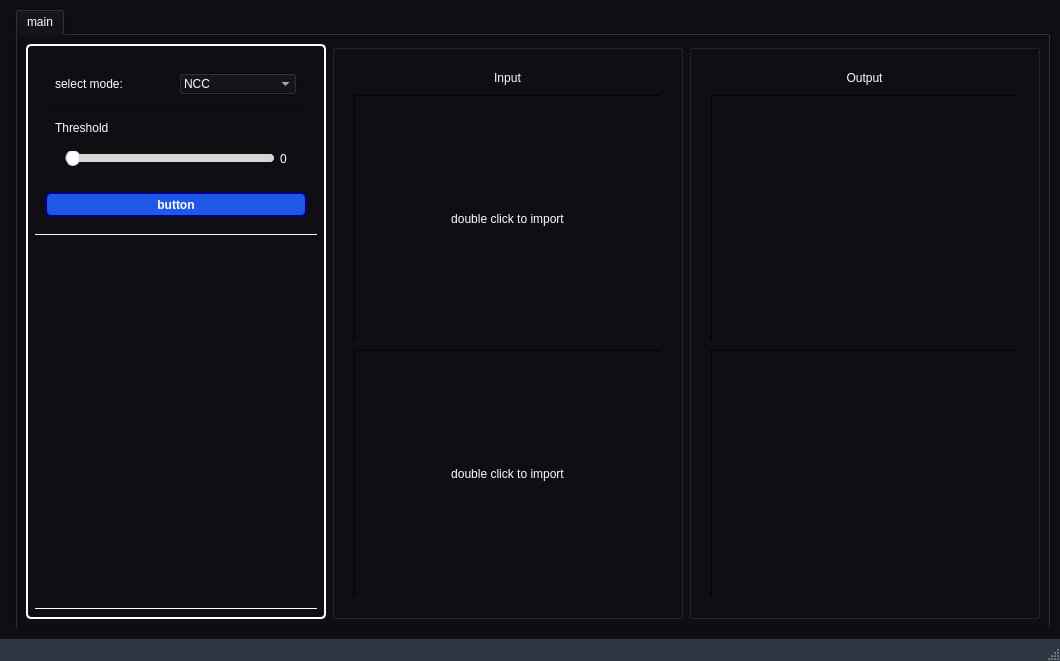
First picture: the form in ui.ui, repository Eagle-E-Y-E/KeyMatch, before the edit.
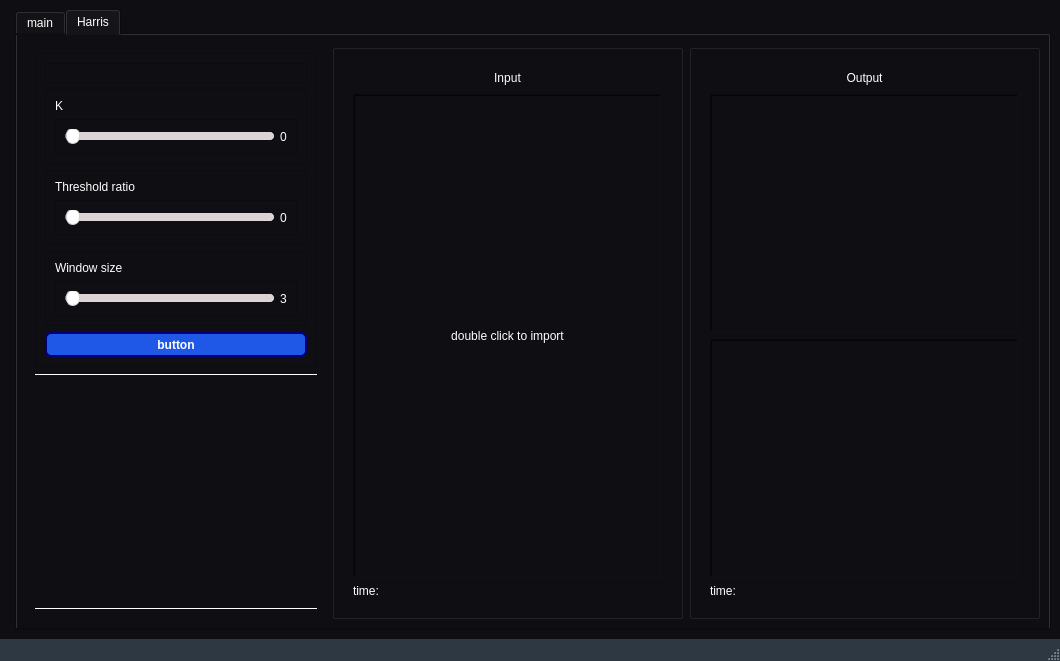
Second picture: the form after the edit. Icons and pictures are not drawn.

Diff of the .ui file:
```diff
--- a/ui.ui
+++ b/ui.ui
@@ -381,7 +381,7 @@
        <string notr="true">color: rgb(255, 255, 255);</string>
       </property>
       <property name="currentIndex">
-       <number>0</number>
+       <number>1</number>
       </property>
       <widget class="QWidget" name="tab">
        <attribute name="title">
@@ -1221,6 +1221,922 @@
         </item>
        </layout>
       </widget>
+      <widget class="QWidget" name="tab_2">
+       <attribute name="title">
+        <string>Harris</string>
+       </attribute>
+       <layout class="QHBoxLayout" name="horizontalLayout_7">
+        <item>
+         <widget class="QWidget" name="widget_5" native="true">
+          <property name="maximumSize">
+           <size>
+            <width>300</width>
+            <height>16777215</height>
+           </size>
+          </property>
+          <property name="styleSheet">
+           <string notr="true">#widget_4{
+border: 2px solid white;
+border-radius: 5px;
+}</string>
+          </property>
+          <layout class="QVBoxLayout" name="verticalLayout_6">
+           <item>
+            <widget class="QFrame" name="frame_4">
+             <property name="sizePolicy">
+              <sizepolicy hsizetype="Preferred" vsizetype="Preferred">
+               <horstretch>0</horstretch>
+               <verstretch>0</verstretch>
+              </sizepolicy>
+             </property>
+             <property name="frameShape">
+              <enum>QFrame::StyledPanel</enum>
+             </property>
+             <property name="frameShadow">
+              <enum>QFrame::Raised</enum>
+             </property>
+             <layout class="QVBoxLayout" name="verticalLayout_8">
+              <item>
+               <widget class="QFrame" name="frame_15">
+                <property name="frameShape">
+                 <enum>QFrame::StyledPanel</enum>
+                </property>
+                <property name="frameShadow">
+                 <enum>QFrame::Raised</enum>
+                </property>
+                <layout class="QHBoxLayout" name="horizontalLayout_5"/>
+               </widget>
+              </item>
+              <item>
+               <widget class="QFrame" name="frame_13">
+                <property name="frameShape">
+                 <enum>QFrame::StyledPanel</enum>
+                </property>
+                <property name="frameShadow">
+                 <enum>QFrame::Raised</enum>
+                </property>
+                <layout class="QVBoxLayout" name="verticalLayout_13">
+                 <item>
+                  <widget class="QLabel" name="label_8">
+                   <property name="text">
+                    <string>K</string>
+                   </property>
+                  </widget>
+                 </item>
+                 <item>
+                  <widget class="QFrame" name="frame_16">
+                   <property name="frameShape">
+                    <enum>QFrame::StyledPanel</enum>
+                   </property>
+                   <property name="frameShadow">
+                    <enum>QFrame::Raised</enum>
+                   </property>
+                   <layout class="QHBoxLayout" name="horizontalLayout_6">
+                    <item>
+                     <widget class="QSlider" name="k_slider">
+                      <property name="orientation">
+                       <enum>Qt::Horizontal</enum>
+                      </property>
+                     </widget>
+                    </item>
+                    <item>
+                     <widget class="QLabel" name="K_label">
+                      <property name="text">
+                       <string>0</string>
+                      </property>
+                     </widget>
+                    </item>
+                   </layout>
+                  </widget>
+                 </item>
+                </layout>
+               </widget>
+              </item>
+              <item>
+               <widget class="QFrame" name="frame_17">
+                <property name="frameShape">
+                 <enum>QFrame::StyledPanel</enum>
+                </property>
+                <property name="frameShadow">
+                 <enum>QFrame::Raised</enum>
+                </property>
+                <layout class="QVBoxLayout" name="verticalLayout_19">
+                 <item>
+                  <widget class="QLabel" name="label_11">
+                   <property name="text">
+                    <string>Threshold ratio</string>
+                   </property>
+                  </widget>
+                 </item>
+                 <item>
+                  <widget class="QFrame" name="frame_18">
+                   <property name="frameShape">
+                    <enum>QFrame::StyledPanel</enum>
+                   </property>
+                   <property name="frameShadow">
+                    <enum>QFrame::Raised</enum>
+                   </property>
+                   <layout class="QHBoxLayout" name="horizontalLayout_8">
+                    <item>
+                     <widget class="QSlider" name="Harris_threshold_slider">
+                      <property name="orientation">
+                       <enum>Qt::Horizontal</enum>
+                      </property>
+                     </widget>
+                    </item>
+                    <item>
+                     <widget class="QLabel" name="Harris_threshold_label">
+                      <property name="text">
+                       <string>0</string>
+                      </property>
+                     </widget>
+                    </item>
+                   </layout>
+                  </widget>
+                 </item>
+                </layout>
+               </widget>
+              </item>
+              <item>
+               <widget class="QFrame" name="frame_19">
+                <property name="frameShape">
+                 <enum>QFrame::StyledPanel</enum>
+                </property>
+                <property name="frameShadow">
+                 <enum>QFrame::Raised</enum>
+                </property>
+                <layout class="QVBoxLayout" name="verticalLayout_20">
+                 <item>
+                  <widget class="QLabel" name="label">
+                   <property name="text">
+                    <string>Window size</string>
+                   </property>
+                  </widget>
+                 </item>
+                 <item>
+                  <widget class="QFrame" name="frame_20">
+                   <property name="frameShape">
+                    <enum>QFrame::StyledPanel</enum>
+                   </property>
+                   <property name="frameShadow">
+                    <enum>QFrame::Raised</enum>
+                   </property>
+                   <layout class="QHBoxLayout" name="horizontalLayout_9">
+                    <item>
+                     <widget class="QSlider" name="Window_size_slider">
+                      <property name="minimum">
+                       <number>3</number>
+                      </property>
+                      <property name="maximum">
+                       <number>9</number>
+                      </property>
+                      <property name="singleStep">
+                       <number>2</number>
+                      </property>
+                      <property name="orientation">
+                       <enum>Qt::Horizontal</enum>
+                      </property>
+                     </widget>
+                    </item>
+                    <item>
+                     <widget class="QLabel" name="Window_size_label">
+                      <property name="text">
+                       <string>3</string>
+                      </property>
+                     </widget>
+                    </item>
+                   </layout>
+                  </widget>
+                 </item>
+                </layout>
+               </widget>
+              </item>
+              <item>
+               <widget class="QPushButton" name="button_2">
+                <property name="minimumSize">
+                 <size>
+                  <width>0</width>
+                  <height>25</height>
+                 </size>
+                </property>
+                <property name="styleSheet">
+                 <string notr="true">background-color: rgb(31, 87, 231);
+border-color: rgb(0, 0, 127);</string>
+                </property>
+                <property name="text">
+                 <string>button</string>
+                </property>
+               </widget>
+              </item>
+             </layout>
+            </widget>
+           </item>
+           <item>
+            <widget class="Line" name="line_3">
+             <property name="palette">
+              <palette>
+               <active>
+                <colorrole role="WindowText">
+                 <brush brushstyle="SolidPattern">
+                  <color alpha="255">
+                   <red>255</red>
+                   <green>255</green>
+                   <blue>255</blue>
+                  </color>
+                 </brush>
+                </colorrole>
+                <colorrole role="Button">
+                 <brush brushstyle="SolidPattern">
+                  <color alpha="255">
+                   <red>15</red>
+                   <green>14</green>
+                   <blue>19</blue>
+                  </color>
+                 </brush>
+                </colorrole>
+                <colorrole role="Light">
+                 <brush brushstyle="SolidPattern">
+                  <color alpha="255">
+                   <red>255</red>
+                   <green>255</green>
+                   <blue>255</blue>
+                  </color>
+                 </brush>
+                </colorrole>
+                <colorrole role="Midlight">
+                 <brush brushstyle="SolidPattern">
+                  <color alpha="255">
+                   <red>255</red>
+                   <green>255</green>
+                   <blue>255</blue>
+                  </color>
+                 </brush>
+                </colorrole>
+                <colorrole role="Dark">
+                 <brush brushstyle="SolidPattern">
+                  <color alpha="255">
+                   <red>127</red>
+                   <green>127</green>
+                   <blue>127</blue>
+                  </color>
+                 </brush>
+                </colorrole>
+                <colorrole role="Mid">
+                 <brush brushstyle="SolidPattern">
+                  <color alpha="255">
+                   <red>170</red>
+                   <green>170</green>
+                   <blue>170</blue>
+                  </color>
+                 </brush>
+                </colorrole>
+                <colorrole role="Text">
+                 <brush brushstyle="SolidPattern">
+                  <color alpha="255">
+                   <red>255</red>
+                   <green>255</green>
+                   <blue>255</blue>
+                  </color>
+                 </brush>
+                </colorrole>
+                <colorrole role="BrightText">
+                 <brush brushstyle="SolidPattern">
+                  <color alpha="255">
+                   <red>255</red>
+                   <green>255</green>
+                   <blue>255</blue>
+                  </color>
+                 </brush>
+                </colorrole>
+                <colorrole role="ButtonText">
+                 <brush brushstyle="SolidPattern">
+                  <color alpha="255">
+                   <red>255</red>
+                   <green>255</green>
+                   <blue>255</blue>
+                  </color>
+                 </brush>
+                </colorrole>
+                <colorrole role="Base">
+                 <brush brushstyle="SolidPattern">
+                  <color alpha="255">
+                   <red>15</red>
+                   <green>14</green>
+                   <blue>19</blue>
+                  </color>
+                 </brush>
+                </colorrole>
+                <colorrole role="Window">
+                 <brush brushstyle="SolidPattern">
+                  <color alpha="255">
+                   <red>15</red>
+                   <green>14</green>
+                   <blue>19</blue>
+                  </color>
+                 </brush>
+                </colorrole>
+                <colorrole role="Shadow">
+                 <brush brushstyle="SolidPattern">
+                  <color alpha="255">
+                   <red>0</red>
+                   <green>0</green>
+                   <blue>0</blue>
+                  </color>
+                 </brush>
+                </colorrole>
+                <colorrole role="AlternateBase">
+                 <brush brushstyle="SolidPattern">
+                  <color alpha="255">
+                   <red>255</red>
+                   <green>255</green>
+                   <blue>255</blue>
+                  </color>
+                 </brush>
+                </colorrole>
+                <colorrole role="ToolTipBase">
+                 <brush brushstyle="SolidPattern">
+                  <color alpha="255">
+                   <red>255</red>
+                   <green>255</green>
+                   <blue>220</blue>
+                  </color>
+                 </brush>
+                </colorrole>
+                <colorrole role="ToolTipText">
+                 <brush brushstyle="SolidPattern">
+                  <color alpha="255">
+                   <red>0</red>
+                   <green>0</green>
+                   <blue>0</blue>
+                  </color>
+                 </brush>
+                </colorrole>
+                <colorrole role="PlaceholderText">
+                 <brush brushstyle="SolidPattern">
+                  <color alpha="128">
+                   <red>0</red>
+                   <green>0</green>
+                   <blue>0</blue>
+                  </color>
+                 </brush>
+                </colorrole>
+               </active>
+               <inactive>
+                <colorrole role="WindowText">
+                 <brush brushstyle="SolidPattern">
+                  <color alpha="255">
+                   <red>255</red>
+                   <green>255</green>
+                   <blue>255</blue>
+                  </color>
+                 </brush>
+                </colorrole>
+                <colorrole role="Button">
+                 <brush brushstyle="SolidPattern">
+                  <color alpha="255">
+                   <red>15</red>
+                   <green>14</green>
+                   <blue>19</blue>
+                  </color>
+                 </brush>
+                </colorrole>
+                <colorrole role="Light">
+                 <brush brushstyle="SolidPattern">
+                  <color alpha="255">
+                   <red>255</red>
+                   <green>255</green>
+                   <blue>255</blue>
+                  </color>
+                 </brush>
+                </colorrole>
+                <colorrole role="Midlight">
+                 <brush brushstyle="SolidPattern">
+                  <color alpha="255">
+                   <red>255</red>
+                   <green>255</green>
+                   <blue>255</blue>
+                  </color>
+                 </brush>
+                </colorrole>
+                <colorrole role="Dark">
+                 <brush brushstyle="SolidPattern">
+                  <color alpha="255">
+                   <red>127</red>
+                   <green>127</green>
+                   <blue>127</blue>
+                  </color>
+                 </brush>
+                </colorrole>
+                <colorrole role="Mid">
+                 <brush brushstyle="SolidPattern">
+                  <color alpha="255">
+                   <red>170</red>
+                   <green>170</green>
+                   <blue>170</blue>
+                  </color>
+                 </brush>
+                </colorrole>
+                <colorrole role="Text">
+                 <brush brushstyle="SolidPattern">
+                  <color alpha="255">
+                   <red>255</red>
+                   <green>255</green>
+                   <blue>255</blue>
+                  </color>
+                 </brush>
+                </colorrole>
+                <colorrole role="BrightText">
+                 <brush brushstyle="SolidPattern">
+                  <color alpha="255">
+                   <red>255</red>
+                   <green>255</green>
+                   <blue>255</blue>
+                  </color>
+                 </brush>
+                </colorrole>
+                <colorrole role="ButtonText">
+                 <brush brushstyle="SolidPattern">
+                  <color alpha="255">
+                   <red>255</red>
+                   <green>255</green>
+                   <blue>255</blue>
+                  </color>
+                 </brush>
+                </colorrole>
+                <colorrole role="Base">
+                 <brush brushstyle="SolidPattern">
+                  <color alpha="255">
+                   <red>15</red>
+                   <green>14</green>
+                   <blue>19</blue>
+                  </color>
+                 </brush>
+                </colorrole>
+                <colorrole role="Window">
+                 <brush brushstyle="SolidPattern">
+                  <color alpha="255">
+                   <red>15</red>
+                   <green>14</green>
+                   <blue>19</blue>
+                  </color>
+                 </brush>
+                </colorrole>
+                <colorrole role="Shadow">
+                 <brush brushstyle="SolidPattern">
+                  <color alpha="255">
+                   <red>0</red>
+                   <green>0</green>
+                   <blue>0</blue>
+                  </color>
+                 </brush>
+                </colorrole>
+                <colorrole role="AlternateBase">
+                 <brush brushstyle="SolidPattern">
+                  <color alpha="255">
+                   <red>255</red>
+                   <green>255</green>
+                   <blue>255</blue>
+                  </color>
+                 </brush>
+                </colorrole>
+                <colorrole role="ToolTipBase">
+                 <brush brushstyle="SolidPattern">
+                  <color alpha="255">
+                   <red>255</red>
+                   <green>255</green>
+                   <blue>220</blue>
+                  </color>
+                 </brush>
+                </colorrole>
+                <colorrole role="ToolTipText">
+                 <brush brushstyle="SolidPattern">
+                  <color alpha="255">
+                   <red>0</red>
+                   <green>0</green>
+                   <blue>0</blue>
+                  </color>
+                 </brush>
+                </colorrole>
+                <colorrole role="PlaceholderText">
+                 <brush brushstyle="SolidPattern">
+                  <color alpha="128">
+                   <red>0</red>
+                   <green>0</green>
+                   <blue>0</blue>
+                  </color>
+                 </brush>
+                </colorrole>
+               </inactive>
+               <disabled>
+                <colorrole role="WindowText">
+                 <brush brushstyle="SolidPattern">
+                  <color alpha="255">
+                   <red>255</red>
+                   <green>255</green>
+                   <blue>255</blue>
+                  </color>
+                 </brush>
+                </colorrole>
+                <colorrole role="Button">
+                 <brush brushstyle="SolidPattern">
+                  <color alpha="255">
+                   <red>15</red>
+                   <green>14</green>
+                   <blue>19</blue>
+                  </color>
+                 </brush>
+                </colorrole>
+                <colorrole role="Light">
+                 <brush brushstyle="SolidPattern">
+                  <color alpha="255">
+                   <red>255</red>
+                   <green>255</green>
+                   <blue>255</blue>
+                  </color>
+                 </brush>
+                </colorrole>
+                <colorrole role="Midlight">
+                 <brush brushstyle="SolidPattern">
+                  <color alpha="255">
+                   <red>255</red>
+                   <green>255</green>
+                   <blue>255</blue>
+                  </color>
+                 </brush>
+                </colorrole>
+                <colorrole role="Dark">
+                 <brush brushstyle="SolidPattern">
+                  <color alpha="255">
+                   <red>127</red>
+                   <green>127</green>
+                   <blue>127</blue>
+                  </color>
+                 </brush>
+                </colorrole>
+                <colorrole role="Mid">
+                 <brush brushstyle="SolidPattern">
+                  <color alpha="255">
+                   <red>170</red>
+                   <green>170</green>
+                   <blue>170</blue>
+                  </color>
+                 </brush>
+                </colorrole>
+                <colorrole role="Text">
+                 <brush brushstyle="SolidPattern">
+                  <color alpha="255">
+                   <red>255</red>
+                   <green>255</green>
+                   <blue>255</blue>
+                  </color>
+                 </brush>
+                </colorrole>
+                <colorrole role="BrightText">
+                 <brush brushstyle="SolidPattern">
+                  <color alpha="255">
+                   <red>255</red>
+                   <green>255</green>
+                   <blue>255</blue>
+                  </color>
+                 </brush>
+                </colorrole>
+                <colorrole role="ButtonText">
+                 <brush brushstyle="SolidPattern">
+                  <color alpha="255">
+                   <red>255</red>
+                   <green>255</green>
+                   <blue>255</blue>
+                  </color>
+                 </brush>
+                </colorrole>
+                <colorrole role="Base">
+                 <brush brushstyle="SolidPattern">
+                  <color alpha="255">
+                   <red>15</red>
+                   <green>14</green>
+                   <blue>19</blue>
+                  </color>
+                 </brush>
+                </colorrole>
+                <colorrole role="Window">
+                 <brush brushstyle="SolidPattern">
+                  <color alpha="255">
+                   <red>15</red>
+                   <green>14</green>
+                   <blue>19</blue>
+                  </color>
+                 </brush>
+                </colorrole>
+                <colorrole role="Shadow">
+                 <brush brushstyle="SolidPattern">
+                  <color alpha="255">
+                   <red>0</red>
+                   <green>0</green>
+                   <blue>0</blue>
+                  </color>
+                 </brush>
+                </colorrole>
+                <colorrole role="AlternateBase">
+                 <brush brushstyle="SolidPattern">
+                  <color alpha="255">
+                   <red>255</red>
+                   <green>255</green>
+                   <blue>255</blue>
+                  </color>
+                 </brush>
+                </colorrole>
+                <colorrole role="ToolTipBase">
+                 <brush brushstyle="SolidPattern">
+                  <color alpha="255">
+                   <red>255</red>
+                   <green>255</green>
+                   <blue>220</blue>
+                  </color>
+                 </brush>
+                </colorrole>
+                <colorrole role="ToolTipText">
+                 <brush brushstyle="SolidPattern">
+                  <color alpha="255">
+                   <red>0</red>
+                   <green>0</green>
+                   <blue>0</blue>
+                  </color>
+                 </brush>
+                </colorrole>
+                <colorrole role="PlaceholderText">
+                 <brush brushstyle="SolidPattern">
+                  <color alpha="128">
+                   <red>0</red>
+                   <green>0</green>
+                   <blue>0</blue>
+                  </color>
+                 </brush>
+                </colorrole>
+               </disabled>
+              </palette>
+             </property>
+             <property name="styleSheet">
+              <string notr="true">color: rgb(255, 255, 255);</string>
+             </property>
+             <property name="frameShadow">
+              <enum>QFrame::Plain</enum>
+             </property>
+             <property name="lineWidth">
+              <number>1</number>
+             </property>
+             <property name="orientation">
+              <enum>Qt::Horizontal</enum>
+             </property>
+            </widget>
+           </item>
+           <item>
+            <spacer name="verticalSpacer_2">
+             <property name="orientation">
+              <enum>Qt::Vertical</enum>
+             </property>
+             <property name="sizeHint" stdset="0">
+              <size>
+               <width>20</width>
+               <height>40</height>
+              </size>
+             </property>
+            </spacer>
+           </item>
+           <item>
+            <widget class="Line" name="line_4">
+             <property name="frameShadow">
+              <enum>QFrame::Plain</enum>
+             </property>
+             <property name="orientation">
+              <enum>Qt::Horizontal</enum>
+             </property>
+            </widget>
+           </item>
+          </layout>
+         </widget>
+        </item>
+        <item>
+         <widget class="QGroupBox" name="groupBox_5">
+          <property name="title">
+           <string/>
+          </property>
+          <layout class="QGridLayout" name="gridLayout_24">
+           <item row="1" column="0">
+            <layout class="QVBoxLayout" name="verticalLayout_9">
+             <property name="spacing">
+              <number>0</number>
+             </property>
+             <item>
+              <layout class="QVBoxLayout" name="verticalLayout_14">
+               <item>
+                <widget class="QGroupBox" name="groupBox_6">
+                 <property name="minimumSize">
+                  <size>
+                   <width>250</width>
+                   <height>0</height>
+                  </size>
+                 </property>
+                 <property name="styleSheet">
+                  <string notr="true">QGroupBox {
+    border: none; /* or border: 0; */
+}
+
+QGroupBox::title {
+    subcontrol-origin: margin;
+    subcontrol-position: top left;
+    padding: 0 5px; /* Optional padding for the title */
+}
+
+</string>
+                 </property>
+                 <property name="title">
+                  <string/>
+                 </property>
+                 <layout class="QVBoxLayout" name="verticalLayout_15">
+                  <item>
+                   <widget class="QLabel" name="label_9">
+                    <property name="maximumSize">
+                     <size>
+                      <width>16777215</width>
+                      <height>20</height>
+                     </size>
+                    </property>
+                    <property name="text">
+                     <string>Input</string>
+                    </property>
+                    <property name="alignment">
+                     <set>Qt::AlignCenter</set>
+                    </property>
+                   </widget>
+                  </item>
+                  <item>
+                   <widget class="QLabel" name="Harris_input_img">
+                    <property name="sizePolicy">
+                     <sizepolicy hsizetype="Preferred" vsizetype="Preferred">
+                      <horstretch>0</horstretch>
+                      <verstretch>0</verstretch>
+                     </sizepolicy>
+                    </property>
+                    <property name="minimumSize">
+                     <size>
+                      <width>0</width>
+                      <height>0</height>
+                     </size>
+                    </property>
+                    <property name="maximumSize">
+                     <size>
+                      <width>16777215</width>
+                      <height>16777215</height>
+                     </size>
+                    </property>
+                    <property name="frameShape">
+                     <enum>QFrame::WinPanel</enum>
+                    </property>
+                    <property name="frameShadow">
+                     <enum>QFrame::Sunken</enum>
+                    </property>
+                    <property name="text">
+                     <string>double click to import</string>
+                    </property>
+                    <property name="scaledContents">
+                     <bool>true</bool>
+                    </property>
+                    <property name="alignment">
+                     <set>Qt::AlignCenter</set>
+                    </property>
+                   </widget>
+                  </item>
+                  <item>
+                   <widget class="QLabel" name="Harris_input_label">
+                    <property name="sizePolicy">
+                     <sizepolicy hsizetype="Preferred" vsizetype="Maximum">
+                      <horstretch>0</horstretch>
+                      <verstretch>0</verstretch>
+                     </sizepolicy>
+                    </property>
+                    <property name="text">
+                     <string>time: </string>
+                    </property>
+                   </widget>
+                  </item>
+                 </layout>
+                </widget>
+               </item>
+              </layout>
+             </item>
+            </layout>
+           </item>
+          </layout>
+         </widget>
+        </item>
+        <item>
+         <widget class="QGroupBox" name="groupBox_7">
+          <property name="title">
+           <string/>
+          </property>
+          <layout class="QGridLayout" name="gridLayout_25">
+           <item row="1" column="0">
+            <layout class="QVBoxLayout" name="verticalLayout_16">
+             <property name="spacing">
+              <number>0</number>
+             </property>
+             <item>
+              <layout class="QVBoxLayout" name="verticalLayout_17">
+               <item>
+                <widget class="QGroupBox" name="groupBox_8">
+                 <property name="minimumSize">
+                  <size>
+                   <width>250</width>
+                   <height>0</height>
+                  </size>
+                 </property>
+                 <property name="styleSheet">
+                  <string notr="true">QGroupBox {
+    border: none; /* or border: 0; */
+}
+
+QGroupBox::title {
+    subcontrol-origin: margin;
+    subcontrol-position: top left;
+    padding: 0 5px; /* Optional padding for the title */
+}
+
+</string>
+                 </property>
+                 <property name="title">
+                  <string/>
+                 </property>
+                 <layout class="QVBoxLayout" name="verticalLayout_18">
+                  <item>
+                   <widget class="QLabel" name="label_10">
+                    <property name="maximumSize">
+                     <size>
+                      <width>16777215</width>
+                      <height>20</height>
+                     </size>
+                    </property>
+                    <property name="text">
+                     <string>Output</string>
+                    </property>
+                    <property name="alignment">
+                     <set>Qt::AlignCenter</set>
+                    </property>
+                   </widget>
+                  </item>
+                  <item>
+                   <widget class="QGraphicsView" name="Harris_output_img1_GV">
+                    <property name="sizePolicy">
+                     <sizepolicy hsizetype="Preferred" vsizetype="Preferred">
+                      <horstretch>0</horstretch>
+                      <verstretch>0</verstretch>
+                     </sizepolicy>
+                    </property>
+                    <property name="frameShape">
+                     <enum>QFrame::WinPanel</enum>
+                    </property>
+                    <property name="frameShadow">
+                     <enum>QFrame::Sunken</enum>
+                    </property>
+                   </widget>
+                  </item>
+                  <item>
+                   <widget class="QGraphicsView" name="Harris_output_img2_GV">
+                    <property name="sizePolicy">
+                     <sizepolicy hsizetype="Preferred" vsizetype="Preferred">
+                      <horstretch>0</horstretch>
+                      <verstretch>0</verstretch>
+                     </sizepolicy>
+                    </property>
+                    <property name="frameShape">
+                     <enum>QFrame::WinPanel</enum>
+                    </property>
+                   </widget>
+                  </item>
+                  <item>
+                   <widget class="QLabel" name="Harris_outpu_label">
+                    <property name="sizePolicy">
+                     <sizepolicy hsizetype="Preferred" vsizetype="Maximum">
+                      <horstretch>0</horstretch>
+                      <verstretch>0</verstretch>
+                     </sizepolicy>
+                    </property>
+                    <property name="text">
+                     <string>time:</string>
+                    </property>
+                   </widget>
+                  </item>
+                 </layout>
+                </widget>
+               </item>
+              </layout>
+             </item>
+            </layout>
+           </item>
+          </layout>
+         </widget>
+        </item>
+       </layout>
+      </widget>
      </widget>
     </item>
    </layout>
```
